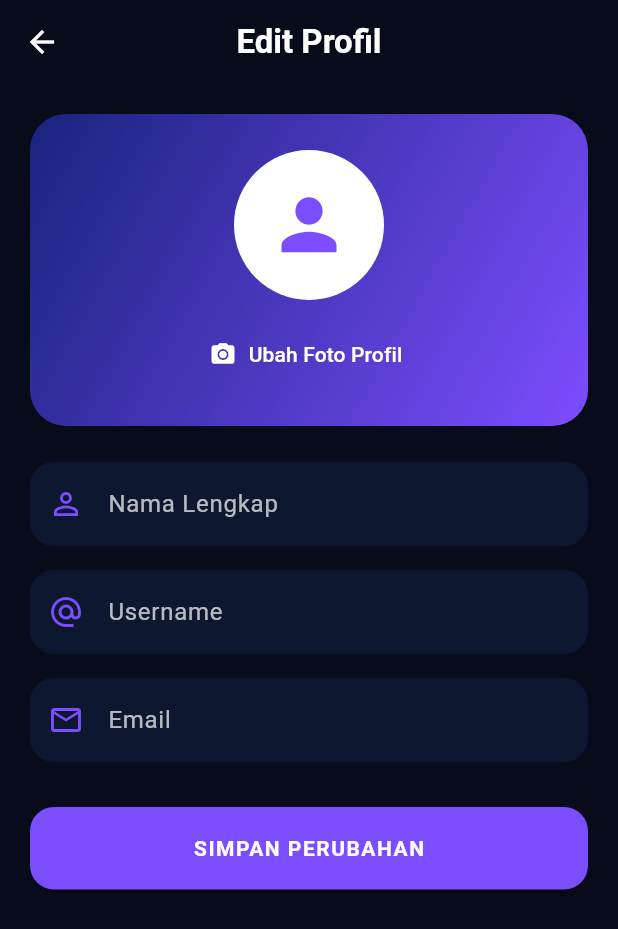
After one commit to kasistreamweb/kasistream_app, a Flutter app: the EditProfileScreen screen opened by its route, on a phone screen of 412 x 824 dp. The commit adds this screen. Shown: the top 929 px of the screen. Run offline on Flutter 3.47's test engine with Material 3 defaults, Android fonts, the phone set to English and light mode, and no system bars; our stand-ins replace get, shared_preferences; accounts and stored records are empty; network calls fail.

Commit message:
update mobile

```diff
--- a/lib/app/routes/app_pages.dart
+++ b/lib/app/routes/app_pages.dart
@@ -4,6 +4,8 @@ import '../../modules/auth/login_screen.dart';
 import '../../modules/auth/register_screen.dart';
 import '../../modules/home/home_screen.dart';
 import '../../modules/profile/profile_screen.dart';
+import '../../modules/profile/edit_profile_screen.dart';
+import '../../modules/settings/settings_screen.dart';
 import '../../modules/splash/splash_screen.dart';
 import '../../modules/streamer/streamer_screen.dart';
 import '../../modules/wallet/wallet_screen.dart';
@@ -18,7 +20,10 @@ import 'app_routes.dart';
 
 class AppPages {
   static final routes = [
-    GetPage(name: Routes.splash, page: () => const SplashScreen()),
+    GetPage(
+      name: Routes.splash,
+      page: () => const SplashScreen(),
+    ),
 
     GetPage(
       name: Routes.login,
@@ -73,5 +78,17 @@ class AppPages {
       page: () => const DonateScreen(),
       middlewares: [AuthMiddleware()],
     ),
+
+    GetPage(
+      name: Routes.editProfile,
+      page: () => const EditProfileScreen(),
+      middlewares: [AuthMiddleware()],
+    ),
+
+    GetPage(
+      name: Routes.settings,
+      page: () => const SettingsScreen(),
+      middlewares: [AuthMiddleware()],
+    ),
   ];
 }
--- a/lib/app/routes/app_routes.dart
+++ b/lib/app/routes/app_routes.dart
@@ -12,4 +12,8 @@ abstract class Routes {
 
   static const streamerDetail = "/streamer-detail";
   static const donate = "/donate";
+
+  static const editProfile = "/edit-profile";
+
+  static const settings = "/settings";
 }
--- /dev/null
+++ b/lib/modules/profile/edit_profile_screen.dart
@@ -0,0 +1,204 @@
+import 'package:flutter/material.dart';
+import 'package:get/get.dart';
+
+import '../../app/theme/app_colors.dart';
+import '../../controllers/auth_controller.dart';
+
+class EditProfileScreen extends StatefulWidget {
+  const EditProfileScreen({super.key});
+
+  @override
+  State<EditProfileScreen> createState() => _EditProfileScreenState();
+}
+
+class _EditProfileScreenState extends State<EditProfileScreen> {
+  final AuthController auth = Get.find<AuthController>();
+
+  late TextEditingController nameController;
+  late TextEditingController usernameController;
+  late TextEditingController emailController;
+
+  @override
+  void initState() {
+    super.initState();
+
+    final user = auth.user.value;
+
+    nameController = TextEditingController(
+      text: user?.name ?? '',
+    );
+
+    emailController = TextEditingController(
+      text: user?.email ?? '',
+    );
+
+    usernameController = TextEditingController(
+      text: user?.name?.toLowerCase().replaceAll(' ', '_') ?? '',
+    );
+  }
+
+  @override
+  void dispose() {
+    nameController.dispose();
+    usernameController.dispose();
+    emailController.dispose();
+    super.dispose();
+  }
+
+  void saveProfile() {
+    Get.snackbar(
+      "Berhasil",
+      "Perubahan profil berhasil disimpan",
+      backgroundColor: AppColors.primary,
+      colorText: Colors.white,
+      snackPosition: SnackPosition.BOTTOM,
+    );
+  }
+
+  @override
+  Widget build(BuildContext context) {
+    return Scaffold(
+      backgroundColor: AppColors.background,
+      appBar: AppBar(
+        title: const Text(
+          "Edit Profil",
+          style: TextStyle(
+            color: Colors.white,
+            fontWeight: FontWeight.bold,
+          ),
+        ),
+        centerTitle: true,
+        backgroundColor: AppColors.background,
+        elevation: 0,
+        iconTheme: const IconThemeData(
+          color: Colors.white,
+        ),
+      ),
+      body: SingleChildScrollView(
+        padding: const EdgeInsets.all(20),
+        child: Column(
+          children: [
+            Container(
+              width: double.infinity,
+              padding: const EdgeInsets.symmetric(
+                vertical: 24,
+              ),
+              decoration: BoxDecoration(
+                gradient: AppColors.mainGradient,
+                borderRadius: BorderRadius.circular(24),
+              ),
+              child: Column(
+                children: [
+                  const CircleAvatar(
+                    radius: 50,
+                    backgroundColor: Colors.white,
+                    child: Icon(
+                      Icons.person,
+                      size: 55,
+                      color: AppColors.primary,
+                    ),
+                  ),
+                  const SizedBox(height: 12),
+                  TextButton.icon(
+                    onPressed: () {},
+                    icon: const Icon(
+                      Icons.camera_alt,
+                      color: Colors.white,
+                    ),
+                    label: const Text(
+                      "Ubah Foto Profil",
+                      style: TextStyle(
+                        color: Colors.white,
+                      ),
+                    ),
+                  ),
+                ],
+              ),
+            ),
+
+            const SizedBox(height: 24),
+
+            _buildInput(
+              "Nama Lengkap",
+              nameController,
+              Icons.person_outline,
+            ),
+
+            const SizedBox(height: 16),
+
+            _buildInput(
+              "Username",
+              usernameController,
+              Icons.alternate_email,
+            ),
+
+            const SizedBox(height: 16),
+
+            _buildInput(
+              "Email",
+              emailController,
+              Icons.email_outlined,
+            ),
+
+            const SizedBox(height: 30),
+
+            SizedBox(
+              width: double.infinity,
+              height: 55,
+              child: ElevatedButton(
+                onPressed: saveProfile,
+                style: ElevatedButton.styleFrom(
+                  backgroundColor: AppColors.primary,
+                  shape: RoundedRectangleBorder(
+                    borderRadius: BorderRadius.circular(16),
+                  ),
+                ),
+                child: const Text(
+                  "SIMPAN PERUBAHAN",
+                  style: TextStyle(
+                    color: Colors.white,
+                    fontWeight: FontWeight.bold,
+                    letterSpacing: 1,
+                  ),
+                ),
+              ),
+            ),
+          ],
+        ),
+      ),
+    );
+  }
+
+  Widget _buildInput(
+    String label,
+    TextEditingController controller,
+    IconData icon,
+  ) {
+    return Container(
+      decoration: BoxDecoration(
+        color: AppColors.card,
+        borderRadius: BorderRadius.circular(16),
+      ),
+      child: TextField(
+        controller: controller,
+        style: const TextStyle(
+          color: Colors.white,
+        ),
+        decoration: InputDecoration(
+          labelText: label,
+          labelStyle: const TextStyle(
+            color: Colors.white70,
+          ),
+          prefixIcon: Icon(
+            icon,
+            color: AppColors.primary,
+          ),
+          border: OutlineInputBorder(
+            borderRadius: BorderRadius.circular(16),
+            borderSide: BorderSide.none,
+          ),
+        ),
+      ),
+    );
+  }
+}
```
Also changed, not shown: lib/modules/settings/settings_screen.dart (added, +102 -0 lines), lib/modules/splash/splash_screen.dart (+3 -7 lines), web_entrypoint.dart (added).
